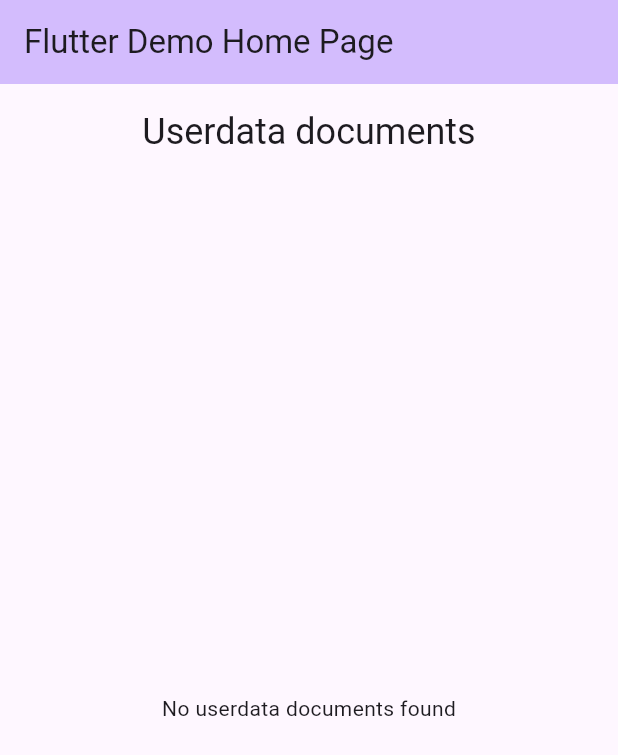
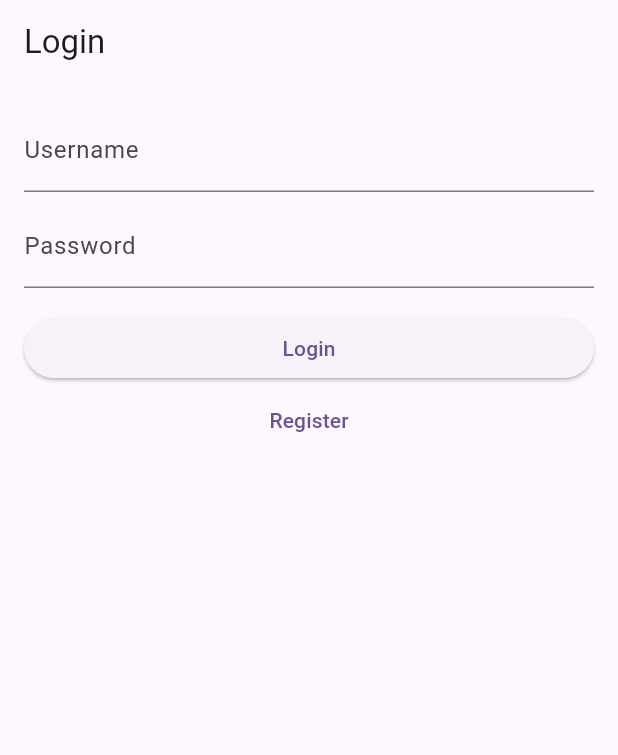
Before and after one commit to maxwelldinsmore/flutter_snake_game, a Flutter app: the screen it shows after launch, on a phone screen of 412 x 824 dp. Shown: the top 755 px of the screen. Run offline on Flutter 3.47's test engine with Material 3 defaults, Android fonts, the phone set to English and light mode, and no system bars; our stand-ins replace cloud_firestore, firebase_core; accounts and stored records are empty.

Commit message:
added blank screens

```diff
--- a/lib/main.dart
+++ b/lib/main.dart
@@ -3,6 +3,7 @@ import 'package:firebase_core/firebase_core.dart';
 import 'package:cloud_firestore/cloud_firestore.dart';
 import 'firebase_options.dart';
 import 'database.dart';
+import 'screens/login_screen.dart';
 
 Future<void> main() async {
   WidgetsFlutterBinding.ensureInitialized();
@@ -39,7 +40,7 @@ class MyApp extends StatelessWidget {
         // tested with just a hot reload.
         colorScheme: ColorScheme.fromSeed(seedColor: Colors.deepPurple),
       ),
-      home: const MyHomePage(title: 'Flutter Demo Home Page'),
+      home: const LoginScreen(),
     );
   }
 }
--- /dev/null
+++ b/lib/screens/login_screen.dart
@@ -0,0 +1,95 @@
+import 'package:flutter/material.dart';
+import '../database.dart';
+import 'register_screen.dart';
+import 'main_screen.dart';
+
+class LoginScreen extends StatefulWidget {
+  const LoginScreen({super.key});
+
+  @override
+  State<LoginScreen> createState() => _LoginScreenState();
+}
+
+class _LoginScreenState extends State<LoginScreen> {
+  final _usernameCtrl = TextEditingController();
+  final _passwordCtrl = TextEditingController();
+  final _db = DatabaseService();
+  bool _loading = false;
+  String? _error;
+
+  @override
+  void dispose() {
+    _usernameCtrl.dispose();
+    _passwordCtrl.dispose();
+    super.dispose();
+  }
+
+  Future<void> _login() async {
+    setState(() {
+      _loading = true;
+      _error = null;
+    });
+    try {
+      final username = _usernameCtrl.text.trim();
+      final password = _passwordCtrl.text;
+      final user = await _db.authenticateUser(username, password);
+      if (user != null) {
+        // On success navigate to main screen
+        if (!mounted) return;
+        Navigator.of(context).pushReplacement(MaterialPageRoute(builder: (_) => const MainScreen()));
+      } else {
+        setState(() {
+          _error = 'Invalid username or password';
+        });
+      }
+    } catch (e) {
+      setState(() {
+        _error = 'Login error: $e';
+      });
+    } finally {
+      setState(() {
+        _loading = false;
+      });
+    }
+  }
+
+  @override
+  Widget build(BuildContext context) {
+    return Scaffold(
+      appBar: AppBar(title: const Text('Login')),
+      body: Padding(
+        padding: const EdgeInsets.all(16.0),
+        child: Column(
+          crossAxisAlignment: CrossAxisAlignment.stretch,
+          children: [
+            TextField(
+              controller: _usernameCtrl,
+              decoration: const InputDecoration(labelText: 'Username'),
+            ),
+            const SizedBox(height: 8),
+            TextField(
+              controller: _passwordCtrl,
+              decoration: const InputDecoration(labelText: 'Password'),
+              obscureText: true,
+            ),
+            const SizedBox(height: 16),
+            if (_error != null) ...[
+              Text(_error!, style: const TextStyle(color: Colors.red)),
+              const SizedBox(height: 8),
+            ],
+            ElevatedButton(
+              onPressed: _loading ? null : _login,
+              child: _loading ? const CircularProgressIndicator() : const Text('Login'),
+            ),
+            TextButton(
+              onPressed: () {
+                Navigator.of(context).push(MaterialPageRoute(builder: (_) => const RegisterScreen()));
+              },
+              child: const Text('Register'),
+            ),
+          ],
+        ),
+      ),
+    );
+  }
+}
```
Also changed, not shown: lib/screens/game_settings_screen.dart (added, +10 -0 lines), lib/screens/home_screen.dart (added, +10 -0 lines), lib/screens/leaderboard_screen.dart (added, +10 -0 lines), lib/screens/main_screen.dart (added, +43 -0 lines), lib/screens/register_screen.dart (added, +80 -0 lines), lib/screens/user_settings_screen.dart (added, +10 -0 lines).
